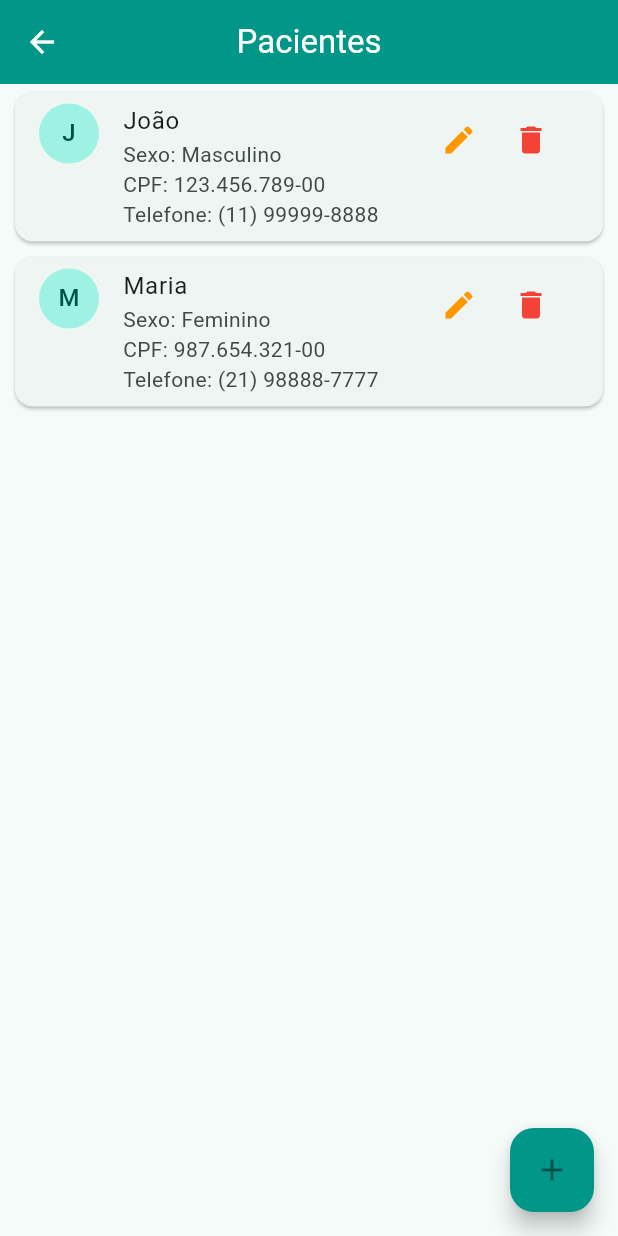
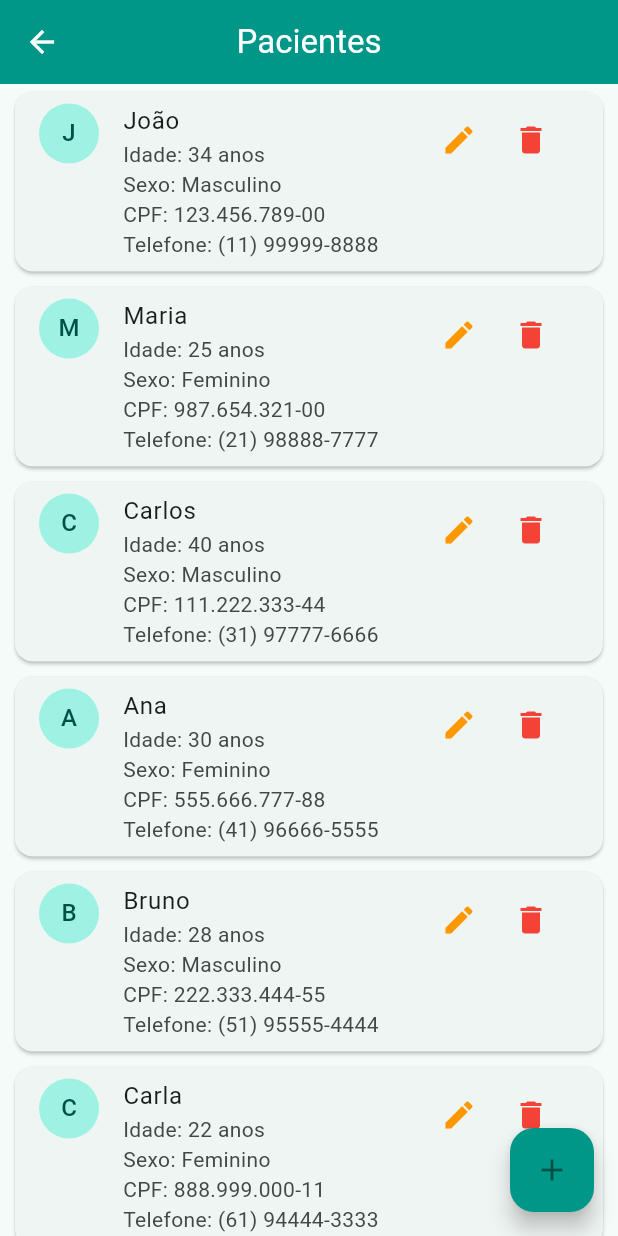
Before and after one commit to KauhaC/Trabalho-Final-MobileIII, a Flutter app: the HomeScreen screen opened directly, after a tap on "Pacientes", on a phone screen of 412 x 824 dp. Run offline on Flutter 3.47's test engine with Material 3 defaults, Android fonts, the light colour scheme and no system bars; our stand-ins replace fl_chart, mask_text_input_formatter, shared_preferences; accounts and stored records are empty.

Commit message:
Versão final do projeto

```diff
--- a/lib/screens/dashboard_screen.dart
+++ b/lib/screens/dashboard_screen.dart
@@ -11,6 +11,9 @@ class DashboardScreen extends StatelessWidget {
     int masculino = pacientes.where((p) => p["sexo"] == "M").length;
     int feminino = pacientes.where((p) => p["sexo"] == "F").length;
     int total = masculino + feminino;
+
+    double percMasculino = total > 0 ? (masculino / total * 100) : 0;
+    double percFeminino = total > 0 ? (feminino / total * 100) : 0;
 
     return Card(
       margin: const EdgeInsets.all(16),
@@ -34,25 +37,30 @@ class DashboardScreen extends StatelessWidget {
                       value: masculino.toDouble(),
                       color: Colors.blue,
                       radius: 60,
-                      title: "", // sem texto dentro
+                      title: "",
                     ),
                     PieChartSectionData(
                       value: feminino.toDouble(),
                       color: Colors.pink,
                       radius: 60,
-                      title: "", // sem texto dentro
+                      title: "",
                     ),
                   ],
                 ),
               ),
             ),
             const SizedBox(height: 16),
-            // === Legenda Bonita ===
             Row(
               mainAxisAlignment: MainAxisAlignment.spaceEvenly,
               children: [
-                _buildLegendItem(Colors.blue, "Homens: $masculino"),
-                _buildLegendItem(Colors.pink, "Mulheres: $feminino"),
+                _buildLegendItem(
+                  Colors.blue,
+                  "Homens: $masculino (${percMasculino.toStringAsFixed(1)}%)",
+                ),
+                _buildLegendItem(
+                  Colors.pink,
+                  "Mulheres: $feminino (${percFeminino.toStringAsFixed(1)}%)",
+                ),
               ],
             ),
             const SizedBox(height: 8),
--- a/lib/screens/home_screen.dart
+++ b/lib/screens/home_screen.dart
@@ -14,9 +14,18 @@ class HomeScreen extends StatefulWidget {
 
 class _HomeScreenState extends State<HomeScreen> {
   List<Map<String, String>> pacientes = [
-    {"nome": "João", "sexo": "M", "cpf": "123.456.789-00", "telefone": "(11) 99999-8888"},
-    {"nome": "Maria", "sexo": "F", "cpf": "987.654.321-00", "telefone": "(21) 98888-7777"},
-  ];
+  {"nome": "João", "idade": "34", "sexo": "M", "cpf": "123.456.789-00", "telefone": "(11) 99999-8888"},
+  {"nome": "Maria", "idade": "25", "sexo": "F", "cpf": "987.654.321-00", "telefone": "(21) 98888-7777"},
+  {"nome": "Carlos", "idade": "40", "sexo": "M", "cpf": "111.222.333-44", "telefone": "(31) 97777-6666"},
+  {"nome": "Ana", "idade": "30", "sexo": "F", "cpf": "555.666.777-88", "telefone": "(41) 96666-5555"},
+  {"nome": "Bruno", "idade": "28", "sexo": "M", "cpf": "222.333.444-55", "telefone": "(51) 95555-4444"},
+  {"nome": "Carla", "idade": "22", "sexo": "F", "cpf": "888.999.000-11", "telefone": "(61) 94444-3333"},
+  {"nome": "Pedro", "idade": "36", "sexo": "M", "cpf": "333.444.555-66", "telefone": "(71) 93333-2222"},
+  {"nome": "Juliana", "idade": "27", "sexo": "F", "cpf": "777.888.999-00", "telefone": "(81) 92222-1111"},
+  {"nome": "Ricardo", "idade": "45", "sexo": "M", "cpf": "444.555.666-77", "telefone": "(91) 91111-0000"},
+  {"nome": "Fernanda", "idade": "32", "sexo": "F", "cpf": "999.000.111-22", "telefone": "(11) 90000-9999"},
+];
+
 
   Future<void> _logout() async {
     final prefs = await SharedPreferences.getInstance();
--- a/lib/screens/pacientes_screen.dart
+++ b/lib/screens/pacientes_screen.dart
@@ -12,36 +12,44 @@ class PacientesScreen extends StatefulWidget {
 
 class _PacientesScreenState extends State<PacientesScreen> {
   void _novoPaciente() async {
-    await Navigator.push(
+    final novoPaciente = await Navigator.push(
       context,
       MaterialPageRoute(
         builder: (_) => PacienteFormScreen(
           onSave: (novoPaciente) {
-            setState(() {
-              widget.pacientes.add(novoPaciente);
-            });
+            Navigator.pop(context, novoPaciente);
           },
         ),
       ),
     );
+
+    if (novoPaciente != null && novoPaciente is Map<String, String>) {
+      setState(() {
+        widget.pacientes.add(novoPaciente);
+      });
+    }
   }
 
   void _editarPaciente(int index) async {
     final paciente = widget.pacientes[index];
 
-    await Navigator.push(
+    final pacienteAtualizado = await Navigator.push(
       context,
       MaterialPageRoute(
         builder: (_) => PacienteFormScreen(
           paciente: paciente,
           onSave: (pacienteAtualizado) {
-            setState(() {
-              widget.pacientes[index] = pacienteAtualizado;
-            });
+            Navigator.pop(context, pacienteAtualizado);
           },
         ),
       ),
     );
+
+    if (pacienteAtualizado != null && pacienteAtualizado is Map<String, String>) {
+      setState(() {
+        widget.pacientes[index] = pacienteAtualizado;
+      });
+    }
   }
 
   void _excluirPaciente(int index) {
@@ -71,21 +79,19 @@ class _PacientesScreenState extends State<PacientesScreen> {
   }
 
   @override
-  void dispose() {
-    // Retorna a lista atualizada ao voltar para a Home
+  Widget build(BuildContext context) {
+    return WillPopScope(
+      onWillPop: () async {
         Navigator.pop(context, widget.pacientes);
-    super.dispose();
-  }
-
-  @override
-  Widget build(BuildContext context) {
-  return Scaffold(
+        return false;
+      },
+      child: Scaffold(
         appBar: AppBar(
           title: const Text("Pacientes"),
           leading: IconButton(
             icon: const Icon(Icons.arrow_back),
             onPressed: () {
-          Navigator.pop(context, widget.pacientes); // devolve lista atualizada
+              Navigator.pop(context, widget.pacientes);
             },
           ),
         ),
@@ -99,10 +105,15 @@ class _PacientesScreenState extends State<PacientesScreen> {
                     margin: const EdgeInsets.symmetric(horizontal: 10, vertical: 5),
                     child: ListTile(
                       leading: CircleAvatar(
-                    child: Text(paciente["nome"]![0].toUpperCase()),
+                        child: Text(
+                          (paciente["nome"]?.isNotEmpty ?? false)
+                              ? paciente["nome"]![0].toUpperCase()
+                              : "?",
+                        ),
                       ),
                       title: Text(paciente["nome"] ?? ""),
                       subtitle: Text(
+                        "Idade: ${paciente["idade"] ?? ""} anos\n"
                         "Sexo: ${paciente["sexo"] == "M" ? "Masculino" : "Feminino"}\n"
                         "CPF: ${paciente["cpf"] ?? ""}\n"
                         "Telefone: ${paciente["telefone"] ?? ""}",
@@ -129,6 +140,7 @@ class _PacientesScreenState extends State<PacientesScreen> {
           onPressed: _novoPaciente,
           child: const Icon(Icons.add),
         ),
+      ),
     );
   }
 }
```
Also changed, not shown: lib/main.dart (+2 -19 lines), lib/screens/login_screen.dart (+4 -4 lines), lib/screens/paciente_form_screen.dart (+11 -16 lines), lib/services/fake_auth_service.dart (deleted, +0 -17 lines). Lines whose indentation alone changed are shown as unchanged.
